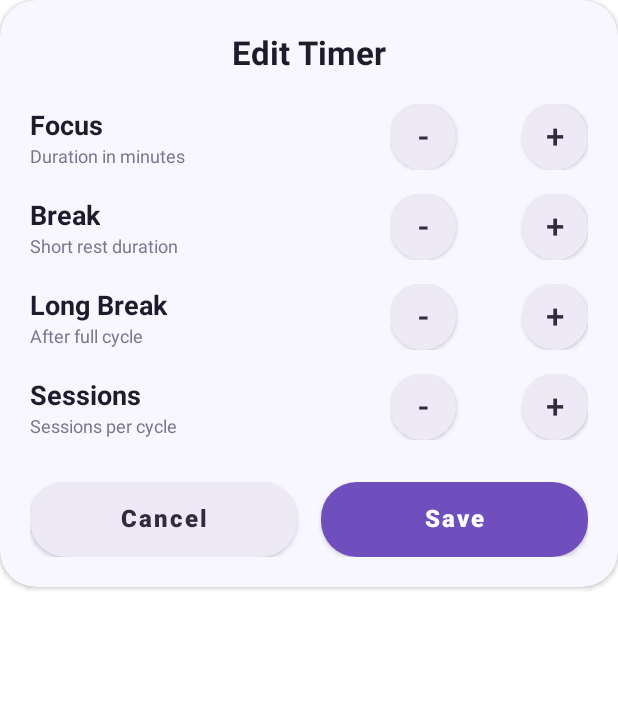
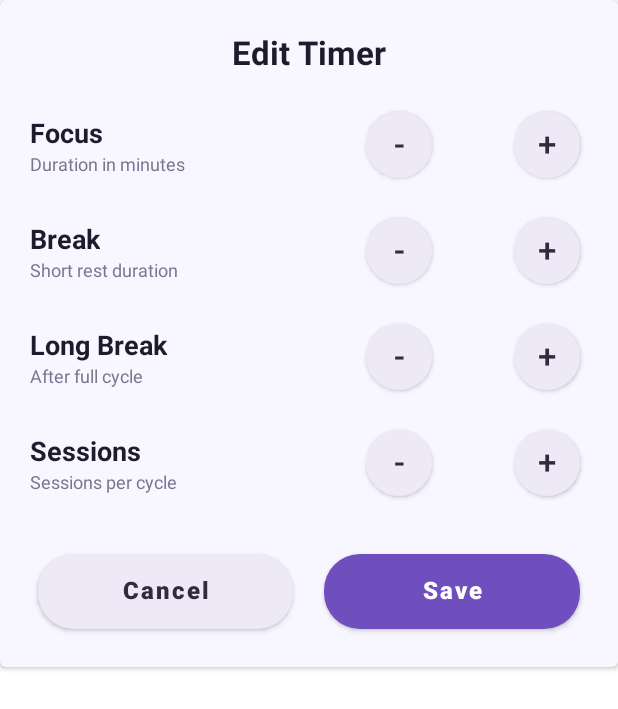
Before and after one commit to JavokhirJambulov/Pomodoro-App-Android, an Android app: the layout dialog_edit_timer.xml on its own in the app's theme, with its tools: preview values and no code run, on a phone screen of 412 x 824 dp. Shown: the top 709 px of the screen. Run offline under Robolectric (Android 15) with nearby library versions, the light colour scheme and no system bars.

Commit message:
- updated dialog and button themes - added SmallDialogTheme and AppTheme.Button styles

```diff
--- a/app/src/main/java/com/nemjava/pomodoro/EditTimerDialog.kt
+++ b/app/src/main/java/com/nemjava/pomodoro/EditTimerDialog.kt
@@ -88,7 +88,6 @@ object EditTimerDialog {
         ) { sessions = it }
 
         val dialog = AlertDialog.Builder(activity).setView(dialogView).create()
-        dialog.window?.setBackgroundDrawable(ColorDrawable(Color.TRANSPARENT))
 
         dialogView.findViewById<Button>(R.id.cancelButton).setOnClickListener {
             dialog.dismiss()
--- a/app/src/main/res/layout/dialog_edit_timer.xml
+++ b/app/src/main/res/layout/dialog_edit_timer.xml
@@ -4,7 +4,6 @@
     android:layout_width="match_parent"
     android:layout_height="wrap_content"
     app:cardBackgroundColor="@color/dialog_surface"
-    app:cardCornerRadius="24dp"
     app:cardElevation="2dp"
     android:orientation="vertical"
     android:padding="20dp">
@@ -72,6 +71,7 @@
                     android:gravity="center"
                     android:padding="0dp"
                     android:includeFontPadding="false"
+                    android:layout_margin="5dp"
                     app:backgroundTint="@color/dialog_button_neutral_bg"
                     android:text="-"
                     android:textColor="@color/dialog_button_neutral_on"
@@ -94,6 +94,7 @@
                     android:gravity="center"
                     android:includeFontPadding="false"
                     android:padding="0dp"
+                    android:layout_margin="5dp"
                     app:backgroundTint="@color/dialog_button_neutral_bg"
                     android:text="+"
                     android:textColor="@color/dialog_button_neutral_on"
@@ -144,6 +145,7 @@
                     android:gravity="center"
                     android:includeFontPadding="false"
                     android:padding="0dp"
+                    android:layout_margin="5dp"
                     app:backgroundTint="@color/dialog_button_neutral_bg"
                     android:text="-"
                     android:textColor="@color/dialog_button_neutral_on"
@@ -166,6 +168,7 @@
                     android:gravity="center"
                     android:includeFontPadding="false"
                     android:padding="0dp"
+                    android:layout_margin="5dp"
                     app:backgroundTint="@color/dialog_button_neutral_bg"
                     android:text="+"
                     android:textColor="@color/dialog_button_neutral_on"
@@ -216,6 +219,7 @@
                     android:gravity="center"
                     android:includeFontPadding="false"
                     android:padding="0dp"
+                    android:layout_margin="5dp"
                     app:backgroundTint="@color/dialog_button_neutral_bg"
                     android:text="-"
                     android:textColor="@color/dialog_button_neutral_on"
@@ -238,6 +242,7 @@
                     android:gravity="center"
                     android:includeFontPadding="false"
                     android:padding="0dp"
+                    android:layout_margin="5dp"
                     app:backgroundTint="@color/dialog_button_neutral_bg"
                     android:text="+"
                     android:textColor="@color/dialog_button_neutral_on"
@@ -288,6 +293,7 @@
                     android:gravity="center"
                     android:includeFontPadding="false"
                     android:padding="0dp"
+                    android:layout_margin="5dp"
                     app:backgroundTint="@color/dialog_button_neutral_bg"
                     android:text="-"
                     android:textColor="@color/dialog_button_neutral_on"
@@ -310,6 +316,7 @@
                     android:gravity="center"
                     android:includeFontPadding="false"
                     android:padding="0dp"
+                    android:layout_margin="5dp"
                     app:backgroundTint="@color/dialog_button_neutral_bg"
                     android:text="+"
                     android:textColor="@color/dialog_button_neutral_on"
@@ -327,7 +334,7 @@
                 android:id="@+id/cancelButton"
                 android:layout_width="0dp"
                 android:layout_height="50dp"
-                android:layout_marginEnd="8dp"
+                android:layout_margin="5dp"
                 android:layout_weight="1"
                 android:background="@drawable/bg_button_shape"
                 android:gravity="center"
@@ -338,12 +345,14 @@
                 android:textColor="@color/dialog_button_neutral_on"
                 android:textSize="16sp"
                 android:textStyle="bold" />
-
+            <View
+                android:layout_width="10dp"
+                android:layout_height="match_parent"/>
             <Button
                 android:id="@+id/saveButton"
                 android:layout_width="0dp"
                 android:layout_height="50dp"
-                android:layout_marginStart="8dp"
+                android:layout_margin="5dp"
                 android:layout_weight="1"
                 android:background="@drawable/bg_button_shape"
                 android:gravity="center"
--- a/app/src/main/res/values-night/themes.xml
+++ b/app/src/main/res/values-night/themes.xml
@@ -6,6 +6,9 @@
         <item name="colorSecondary">@color/teal_200</item>
         <item name="colorSecondaryVariant">@color/teal_200</item>
         <item name="colorOnSecondary">@color/black</item>
-        <item name="android:statusBarColor" >?attr/colorPrimaryVariant</item>
+        <item name="android:statusBarColor">?attr/colorPrimaryVariant</item>
+        <item name="android:buttonStyle">@style/AppTheme.Button</item>
+        <item name="buttonStyle">@style/AppTheme.Button</item>
+        <item name="alertDialogTheme">@style/SmallDialogTheme</item>
     </style>
 </resources>
--- a/app/src/main/res/values/themes.xml
+++ b/app/src/main/res/values/themes.xml
@@ -8,5 +8,21 @@
         <item name="colorOnSecondary">@color/white</item>
         <item name="statusBarForeground" >?attr/colorPrimaryVariant</item>
         <item name="statusBarBackground">?attr/colorOnPrimary</item>
+        <item name="android:buttonStyle">@style/AppTheme.Button</item>
+        <item name="buttonStyle">@style/AppTheme.Button</item>
+        <item name="alertDialogTheme">@style/SmallDialogTheme</item>
     </style>
+
+    <style name="SmallDialogTheme" parent="@style/Theme.AppCompat.DayNight.Dialog.Alert">
+        <item name="dialogCornerRadius">20dp</item>
+        <item name="android:buttonStyle">@style/AppTheme.Button</item>
+        <item name="buttonStyle">@style/AppTheme.Button</item>
+    </style>
+
+    <style name="AppTheme.Button" parent="Widget.AppCompat.Button">
+        <item name="textAllCaps">false</item>
+        <item name="android:stateListAnimator">@null</item>
+        <item name="android:textAppearance">?android:attr/textAppearanceSmallInverse</item>
+    </style>
+
 </resources>
```
